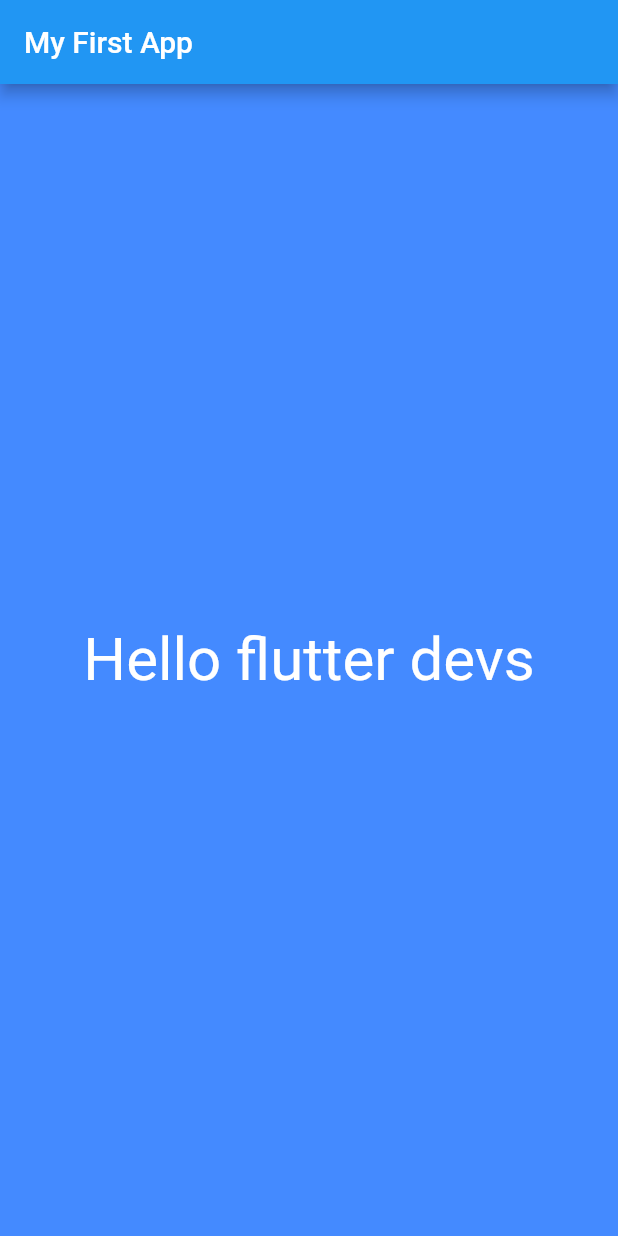
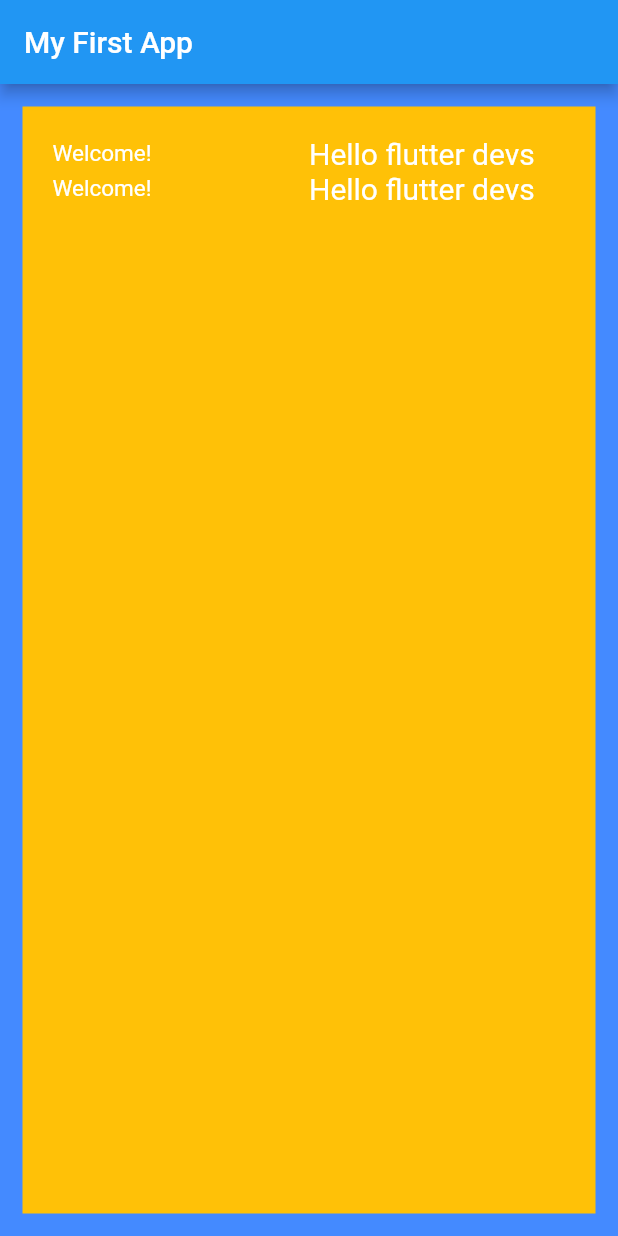
Before and after one commit to Arif-Shahriar028/Flutter_Applications, a Flutter app: the screen it shows after launch, on a phone screen of 412 x 824 dp. Run offline on Flutter 3.47's test engine with Material 2 defaults, Android fonts, the phone set to English and light mode, and no system bars.

Commit message:
Practise: 1

```diff
--- a/lib/app_screens/first_screen.dart
+++ b/lib/app_screens/first_screen.dart
@@ -1,17 +1,70 @@
 import 'package:flutter/material.dart';
 
-class FirstScreen extends StatelessWidget{
+class FirstScreen extends StatelessWidget {
   @override
   Widget build(BuildContext context) {
     // TODO: implement build
     return Material(
       color: Colors.blueAccent,
       child: Center(
-          child: Text(
-            "Hello flutter devs",
-            textDirection: TextDirection.ltr,
-            style: TextStyle(color: Colors.white, fontSize: 40),
-          )
+        child: Container(
+          alignment: Alignment.center,
+          padding: EdgeInsets.all(20.0),
+          color: Colors.amber,
+          margin: EdgeInsets.all(15.0),
+          child: Column(
+            children: <Widget>[
+              Row(
+                children: <Widget>[
+                  Expanded(
+                    child: Text(
+                      "Welcome!",
+                      textDirection: TextDirection.ltr,
+                      style: TextStyle(
+                          decoration: TextDecoration.none,
+                          color: Colors.white,
+                          fontSize: 15.0),
+                    ),
+                  ),
+                  Expanded(
+                    child: Text(
+                      "Hello flutter devs",
+                      textDirection: TextDirection.ltr,
+                      style: TextStyle(
+                          decoration: TextDecoration.none,
+                          color: Colors.white,
+                          fontSize: 20.0),
+                    ),
+                  )
+                ],
+              ),
+              Row(
+                children: <Widget>[
+                  Expanded(
+                    child: Text(
+                      "Welcome!",
+                      textDirection: TextDirection.ltr,
+                      style: TextStyle(
+                          decoration: TextDecoration.none,
+                          color: Colors.white,
+                          fontSize: 15.0),
+                    ),
+                  ),
+                  Expanded(
+                    child: Text(
+                      "Hello flutter devs",
+                      textDirection: TextDirection.ltr,
+                      style: TextStyle(
+                          decoration: TextDecoration.none,
+                          color: Colors.white,
+                          fontSize: 20.0),
+                    ),
+                  )
+                ],
+              ),
+            ],
+          ),
+        ),
       ),
     );
   }
```
